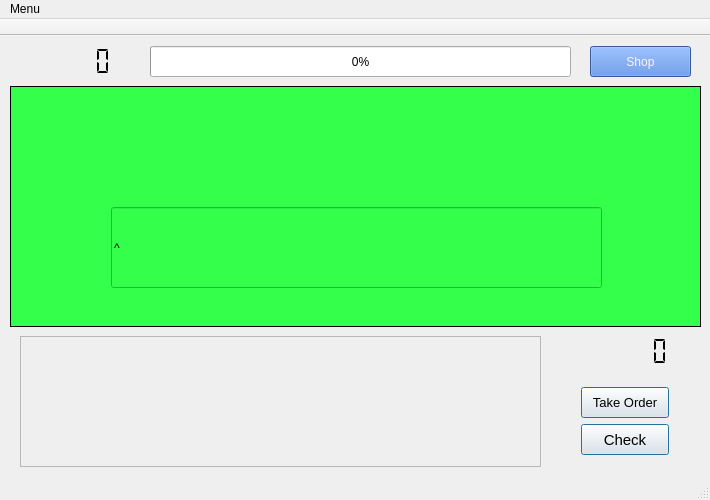
vladimiroff/regularity, file mainwindow.ui: the form before one commit.
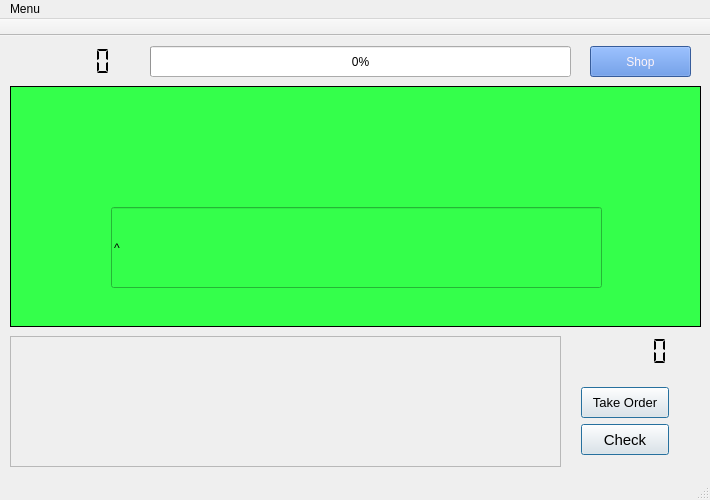
The form after the commit.

Commit message: Rearenge the toolbox

What changed in the file:
```diff
--- a/mainwindow.ui
+++ b/mainwindow.ui
@@ -67,9 +67,9 @@
    <widget class="QScrollArea" name="storage">
     <property name="geometry">
      <rect>
-      <x>20</x>
+      <x>10</x>
       <y>300</y>
-      <width>521</width>
+      <width>551</width>
       <height>131</height>
      </rect>
     </property>
@@ -84,7 +84,7 @@
       <rect>
        <x>0</x>
        <y>0</y>
-       <width>519</width>
+       <width>549</width>
        <height>129</height>
       </rect>
      </property>
@@ -93,11 +93,15 @@
        <rect>
         <x>-1</x>
         <y>-1</y>
-        <width>541</width>
+        <width>551</width>
         <height>131</height>
        </rect>
       </property>
-      <layout class="QGridLayout" name="storageLayout"/>
+      <layout class="QGridLayout" name="storageLayout">
+       <property name="spacing">
+        <number>2</number>
+       </property>
+      </layout>
      </widget>
     </widget>
    </widget>
```
The commit also changes 2 other files.
